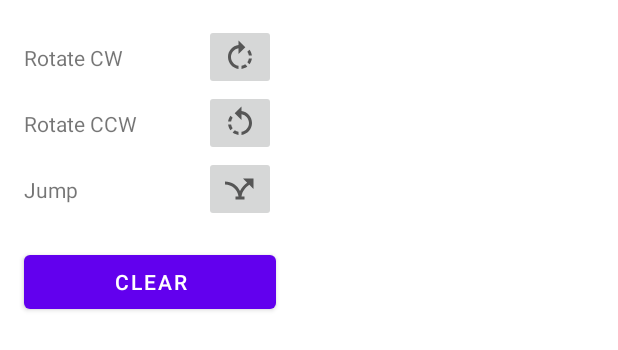
After one commit to F33RNI/PiPo-Ballus, an Android app: the layout activity_actions.xml on its own in the app's theme, with its tools: preview values and no code run, on a phone screen of 412 x 824 dp. The commit adds this screen. Shown: the top 350 px of the screen. Run offline under Robolectric (Android 15) with nearby library versions, the phone set to English and light mode, and no system bars.

Commit message:
Add ActionsDialog

```diff
--- /dev/null
+++ b/app/src/main/java/com/fern/pipo_ballus/ActionsDialog.java
@@ -0,0 +1,54 @@
+/*
+ * Copyright (C) 2021 Fern H. (aka Pavel Neshumov), PiPo-Ballus Android application
+ *
+ * Licensed under the GNU Affero General Public License, Version 3.0 (the "License");
+ * you may not use this file except in compliance with the License.
+ * You may obtain a copy of the License at
+ *
+ *      https://www.gnu.org/licenses/agpl-3.0.en.html
+ *
+ * Unless required by applicable law or agreed to in writing, software
+ * distributed under the License is distributed on an "AS IS" BASIS,
+ * WITHOUT WARRANTIES OR CONDITIONS OF ANY KIND, either express or implied.
+ * See the License for the specific language governing permissions and
+ * limitations under the License.
+ *
+ * IN NO EVENT SHALL THE AUTHOR BE LIABLE FOR ANY CLAIM, DAMAGES OR
+ * OTHER LIABILITY, WHETHER IN AN ACTION OF CONTRACT, TORT OR OTHERWISE,
+ * ARISING FROM, OUT OF OR IN CONNECTION WITH THE SOFTWARE OR THE USE OR
+ * OTHER DEALINGS IN THE SOFTWARE.
+ *
+ * IT IS STRICTLY PROHIBITED TO USE THE PROJECT (OR PARTS OF THE PROJECT / CODE)
+ * FOR MILITARY PURPOSES. ALSO, IT IS STRICTLY PROHIBITED TO USE THE PROJECT (OR PARTS OF THE PROJECT / CODE)
+ * FOR ANY PURPOSE THAT MAY LEAD TO INJURY, HUMAN, ANIMAL OR ENVIRONMENTAL DAMAGE.
+ * ALSO, IT IS PROHIBITED TO USE THE PROJECT (OR PARTS OF THE PROJECT / CODE) FOR ANY PURPOSE THAT
+ * VIOLATES INTERNATIONAL HUMAN RIGHTS OR HUMAN FREEDOM.
+ * BY USING THE PROJECT (OR PART OF THE PROJECT / CODE) YOU AGREE TO ALL OF THE ABOVE RULES.
+ */
+
+package com.fern.pipo_ballus;
+
+import android.app.Dialog;
+import android.content.Context;
+import android.os.Bundle;
+import android.view.Window;
+
+import androidx.annotation.NonNull;
+
+/**
+ * This class opens a dialog allowing you to select actions with the ball.
+ */
+public class ActionsDialog extends Dialog {
+    public ActionsDialog(@NonNull Context context) {
+        super(context);
+    }
+
+    @Override
+    protected void onCreate(Bundle savedInstanceState) {
+        super.onCreate(savedInstanceState);
+
+        // Load activity
+        requestWindowFeature(Window.FEATURE_NO_TITLE);
+        setContentView(R.layout.activity_actions);
+    }
+}
--- a/app/src/main/java/com/fern/pipo_ballus/MainActivity.java
+++ b/app/src/main/java/com/fern/pipo_ballus/MainActivity.java
@@ -123,6 +123,12 @@ public class MainActivity extends AppCompatActivity {
             return false;
         });
 
+        // Add actions button click
+        findViewById(R.id.actionsBtn).setOnClickListener(view -> {
+            ActionsDialog actionsDialog = new ActionsDialog(MainActivity.this);
+            actionsDialog.show();
+        });
+
         // Initialize OpenCVHandler class
         openCVHandler = new OpenCVHandler(findViewById(R.id.javaCameraView),
                 getApplicationContext());
--- /dev/null
+++ b/app/src/main/res/drawable/ic_baseline_airline_stops_24.xml
@@ -0,0 +1,10 @@
+<vector xmlns:android="http://schemas.android.com/apk/res/android"
+    android:width="24dp"
+    android:height="24dp"
+    android:viewportWidth="24"
+    android:viewportHeight="24"
+    android:tint="?attr/colorControlNormal">
+  <path
+      android:fillColor="@android:color/white"
+      android:pathData="M18.21,9.21C15.93,10.78 13.45,13.3 13,17h2v2H9v-2h2c-0.5,-4.5 -4.37,-8 -9,-8V7c4.39,0 8.22,2.55 10,6.3c1.13,-2.43 2.99,-4.25 4.78,-5.52L14,5h7v7L18.21,9.21z"/>
+</vector>
--- /dev/null
+++ b/app/src/main/res/drawable/ic_baseline_rotate_left_24.xml
@@ -0,0 +1,10 @@
+<vector xmlns:android="http://schemas.android.com/apk/res/android"
+    android:width="24dp"
+    android:height="24dp"
+    android:viewportWidth="24"
+    android:viewportHeight="24"
+    android:tint="?attr/colorControlNormal">
+  <path
+      android:fillColor="@android:color/white"
+      android:pathData="M7.11,8.53L5.7,7.11C4.8,8.27 4.24,9.61 4.07,11h2.02c0.14,-0.87 0.49,-1.72 1.02,-2.47zM6.09,13L4.07,13c0.17,1.39 0.72,2.73 1.62,3.89l1.41,-1.42c-0.52,-0.75 -0.87,-1.59 -1.01,-2.47zM7.1,18.32c1.16,0.9 2.51,1.44 3.9,1.61L11,17.9c-0.87,-0.15 -1.71,-0.49 -2.46,-1.03L7.1,18.32zM13,4.07L13,1L8.45,5.55 13,10L13,6.09c2.84,0.48 5,2.94 5,5.91s-2.16,5.43 -5,5.91v2.02c3.95,-0.49 7,-3.85 7,-7.93s-3.05,-7.44 -7,-7.93z"/>
+</vector>
--- /dev/null
+++ b/app/src/main/res/drawable/ic_baseline_rotate_right_24.xml
@@ -0,0 +1,10 @@
+<vector xmlns:android="http://schemas.android.com/apk/res/android"
+    android:width="24dp"
+    android:height="24dp"
+    android:viewportWidth="24"
+    android:viewportHeight="24"
+    android:tint="?attr/colorControlNormal">
+  <path
+      android:fillColor="@android:color/white"
+      android:pathData="M15.55,5.55L11,1v3.07C7.06,4.56 4,7.92 4,12s3.05,7.44 7,7.93v-2.02c-2.84,-0.48 -5,-2.94 -5,-5.91s2.16,-5.43 5,-5.91L11,10l4.55,-4.45zM19.93,11c-0.17,-1.39 -0.72,-2.73 -1.62,-3.89l-1.42,1.42c0.54,0.75 0.88,1.6 1.02,2.47h2.02zM13,17.9v2.02c1.39,-0.17 2.74,-0.71 3.9,-1.61l-1.44,-1.44c-0.75,0.54 -1.59,0.89 -2.46,1.03zM16.89,15.48l1.42,1.41c0.9,-1.16 1.45,-2.5 1.62,-3.89h-2.02c-0.14,0.87 -0.48,1.72 -1.02,2.48z"/>
+</vector>
--- /dev/null
+++ b/app/src/main/res/layout/activity_actions.xml
@@ -0,0 +1,118 @@
+<?xml version="1.0" encoding="utf-8"?>
+<!--
+   - Copyright (C) 2021 Fern H. (aka Pavel Neshumov), PiPo-Ballus Android application
+   -
+   - Licensed under the GNU Affero General Public License, Version 3.0 (the "License");
+   - you may not use this file except in compliance with the License.
+   - You may obtain a copy of the License at
+   -
+   -      https://www.gnu.org/licenses/agpl-3.0.en.html
+   -
+   - Unless required by applicable law or agreed to in writing, software
+   - distributed under the License is distributed on an "AS IS" BASIS,
+   - WITHOUT WARRANTIES OR CONDITIONS OF ANY KIND, either express or implied.
+   - See the License for the specific language governing permissions and
+   - limitations under the License.
+   -
+   - IN NO EVENT SHALL THE AUTHOR BE LIABLE FOR ANY CLAIM, DAMAGES OR
+   - OTHER LIABILITY, WHETHER IN AN ACTION OF CONTRACT, TORT OR OTHERWISE,
+   - ARISING FROM, OUT OF OR IN CONNECTION WITH THE SOFTWARE OR THE USE OR
+   - OTHER DEALINGS IN THE SOFTWARE.
+   -
+   - IT IS STRICTLY PROHIBITED TO USE THE PROJECT (OR PARTS OF THE PROJECT / CODE)
+   - FOR MILITARY PURPOSES. ALSO, IT IS STRICTLY PROHIBITED TO USE THE PROJECT (OR PARTS OF THE PROJECT / CODE)
+   - FOR ANY PURPOSE THAT MAY LEAD TO INJURY, HUMAN, ANIMAL OR ENVIRONMENTAL DAMAGE.
+   - ALSO, IT IS PROHIBITED TO USE THE PROJECT (OR PARTS OF THE PROJECT / CODE) FOR ANY PURPOSE THAT
+   - VIOLATES INTERNATIONAL HUMAN RIGHTS OR HUMAN FREEDOM.
+   - BY USING THE PROJECT (OR PART OF THE PROJECT / CODE) YOU AGREE TO ALL OF THE ABOVE RULES. -->
+
+<androidx.constraintlayout.widget.ConstraintLayout xmlns:android="http://schemas.android.com/apk/res/android"
+    xmlns:app="http://schemas.android.com/apk/res-auto"
+    xmlns:tools="http://schemas.android.com/tools"
+
+    android:layout_width="200dp"
+
+    android:layout_height="wrap_content"
+    android:gravity="center"
+    android:orientation="vertical"
+
+    tools:context=".ActionsDialog">
+
+
+    <TextView
+        android:id="@+id/textView4"
+        android:layout_width="wrap_content"
+        android:layout_height="wrap_content"
+        android:layout_marginStart="16dp"
+        android:text="@string/rotate_ccw"
+        app:layout_constraintBottom_toBottomOf="@+id/actionRotateCCW"
+        app:layout_constraintStart_toStartOf="parent"
+        app:layout_constraintTop_toTopOf="@+id/actionRotateCCW" />
+
+    <TextView
+        android:id="@+id/textView3"
+        android:layout_width="wrap_content"
+        android:layout_height="wrap_content"
+        android:layout_marginStart="16dp"
+        android:text="@string/rotate_cw"
+        app:layout_constraintBottom_toBottomOf="@+id/actionRotateCW"
+        app:layout_constraintStart_toStartOf="parent"
+        app:layout_constraintTop_toTopOf="@+id/actionRotateCW" />
+
+    <ImageButton
+        android:id="@+id/actionRotateCCW"
+        android:layout_width="wrap_content"
+        android:layout_height="wrap_content"
+        android:layout_marginEnd="16dp"
+        app:layout_constraintBottom_toTopOf="@+id/actionJump"
+        app:layout_constraintEnd_toEndOf="parent"
+        app:layout_constraintTop_toBottomOf="@+id/actionRotateCW"
+        app:srcCompat="@drawable/ic_baseline_rotate_left_24"
+        tools:ignore="ContentDescription" />
+
+    <ImageButton
+        android:id="@+id/actionRotateCW"
+        android:layout_width="wrap_content"
+        android:layout_height="wrap_content"
+        android:layout_marginTop="16dp"
+        android:layout_marginEnd="16dp"
+        app:layout_constraintEnd_toEndOf="parent"
+        app:layout_constraintTop_toTopOf="parent"
+        app:srcCompat="@drawable/ic_baseline_rotate_right_24"
+        tools:ignore="ContentDescription" />
+
+    <ImageButton
+        android:id="@+id/actionJump"
+        android:layout_width="wrap_content"
+        android:layout_height="wrap_content"
+        android:layout_marginEnd="16dp"
+        android:layout_marginBottom="16dp"
+        app:layout_constraintBottom_toTopOf="@+id/button3"
+        app:layout_constraintEnd_toEndOf="parent"
+        app:srcCompat="@drawable/ic_baseline_airline_stops_24"
+        tools:ignore="ContentDescription" />
+
+    <Button
+        android:id="@+id/button3"
+        android:layout_width="match_parent"
+        android:layout_height="wrap_content"
+        android:layout_marginStart="16dp"
+        android:layout_marginEnd="16dp"
+        android:layout_marginBottom="16dp"
+        android:layout_weight="0"
+        android:text="@string/clear"
+        app:layout_constraintBottom_toBottomOf="parent"
+        app:layout_constraintEnd_toEndOf="parent"
+        app:layout_constraintStart_toStartOf="parent" />
+
+    <TextView
+        android:id="@+id/textView5"
+        android:layout_width="wrap_content"
+        android:layout_height="wrap_content"
+        android:layout_marginStart="16dp"
+        android:text="@string/jump"
+        app:layout_constraintBottom_toBottomOf="@+id/actionJump"
+        app:layout_constraintStart_toStartOf="parent"
+        app:layout_constraintTop_toTopOf="@+id/actionJump" />
+
+</androidx.constraintlayout.widget.ConstraintLayout>
--- a/app/src/main/res/layout/activity_main.xml
+++ b/app/src/main/res/layout/activity_main.xml
@@ -26,7 +26,7 @@
    - VIOLATES INTERNATIONAL HUMAN RIGHTS OR HUMAN FREEDOM.
    - BY USING THE PROJECT (OR PART OF THE PROJECT / CODE) YOU AGREE TO ALL OF THE ABOVE RULES. -->
 
-<RelativeLayout xmlns:android="http://schemas.android.com/apk/res/android"
+<androidx.constraintlayout.widget.ConstraintLayout xmlns:android="http://schemas.android.com/apk/res/android"
     xmlns:app="http://schemas.android.com/apk/res-auto"
     xmlns:tools="http://schemas.android.com/tools"
     android:layout_width="match_parent"
@@ -44,5 +44,20 @@
         android:layout_width="match_parent"
         android:layout_height="wrap_content"
         android:layout_alignParentBottom="true"
+        app:layout_constraintBottom_toBottomOf="parent"
         app:menu="@menu/navigation_items" />
-</RelativeLayout>
+
+    <Button
+        android:id="@+id/actionsBtn"
+        android:layout_width="wrap_content"
+        android:layout_height="wrap_content"
+        android:layout_alignParentStart="true"
+        android:layout_alignParentEnd="true"
+        android:layout_marginBottom="10dp"
+        android:text="@string/actions"
+        app:layout_constraintBottom_toTopOf="@+id/navigationView"
+        app:layout_constraintEnd_toEndOf="parent"
+        app:layout_constraintHorizontal_bias="0.5"
+        app:layout_constraintStart_toStartOf="parent" />
+
+</androidx.constraintlayout.widget.ConstraintLayout>
--- a/app/src/main/res/values/strings.xml
+++ b/app/src/main/res/values/strings.xml
@@ -10,4 +10,9 @@
     <string name="table_color_range">Table color range:</string>
     <string name="ball_color_range">Ball color range:</string>
     <string name="camera_settings">Camera settings</string>
+    <string name="actions">Actions</string>
+    <string name="clear">Clear</string>
+    <string name="rotate_cw">Rotate CW</string>
+    <string name="rotate_ccw">Rotate CCW</string>
+    <string name="jump">Jump</string>
 </resources>
```
